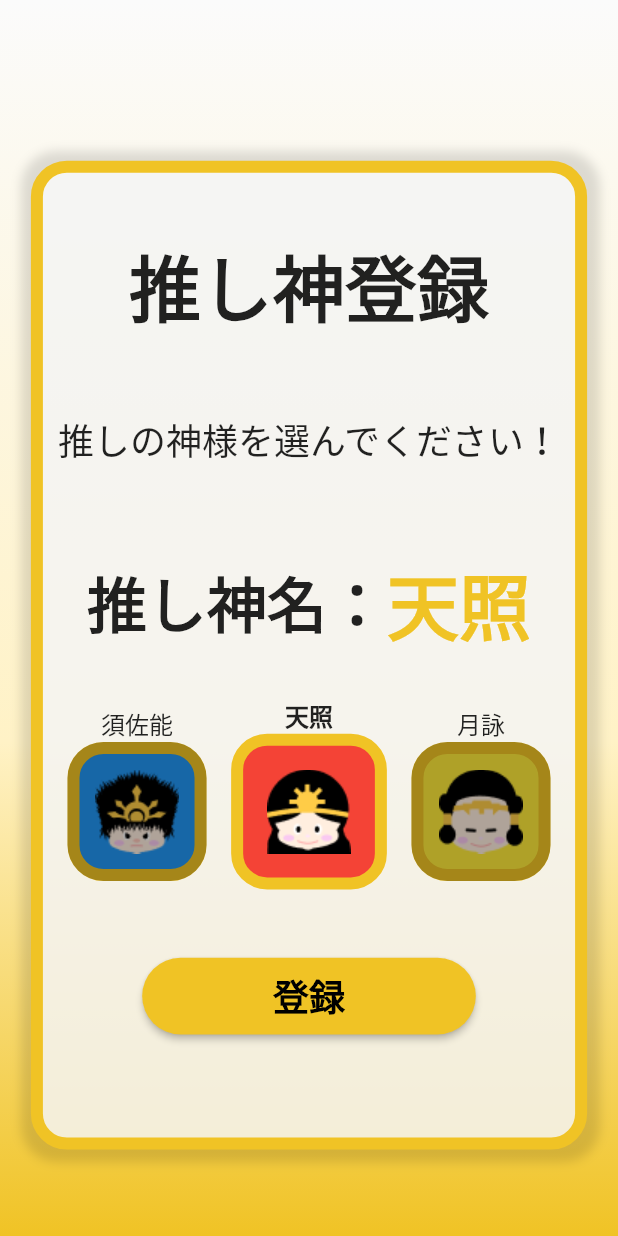
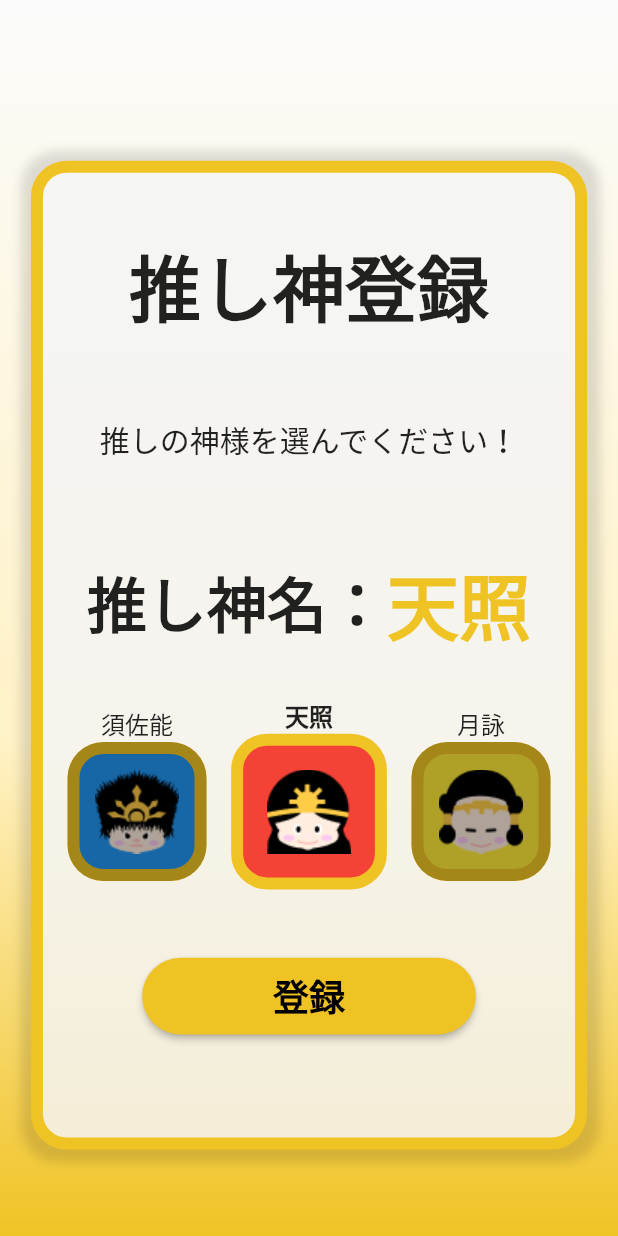
Before and after one commit to Onmyouzi/Oshigamimeguri, a Flutter app: the PageOshigamiReqistration screen opened by its route, on a phone screen of 412 x 824 dp. Run offline on Flutter 3.47's test engine with Material 2 defaults, Android fonts, the phone set to English and light mode, and no system bars.

Commit message:
fix:文字が大きかったため修正

```diff
--- a/lib/page_oshigami_reqistration.dart
+++ b/lib/page_oshigami_reqistration.dart
@@ -62,7 +62,7 @@ class _PageOshigamiReqistrationState extends State<PageOshigamiReqistration> {
                             height: boxHeight * 0.55 * 0.3,
                             child: const Text(
                               '推しの神様を選んでください！',
-                              style: TextStyle(fontSize: 24),
+                              style: TextStyle(fontSize: 20),
                             ),
                           ),
                           SizedBox(
```
